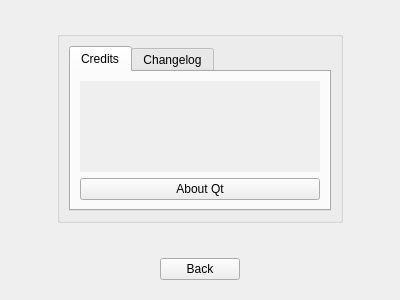
The window that src/CreditsScreen.ui (RemotelyChaotic/JOIPEngine) describes before a commit, drawn with Qt 5.
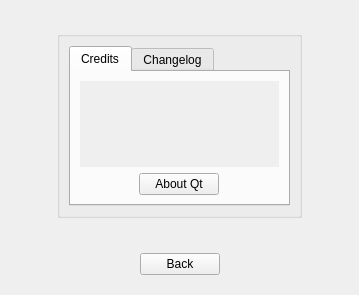
The same window after the commit. Custom widgets are drawn as their Qt base class.

```diff
--- a/src/CreditsScreen.ui
+++ b/src/CreditsScreen.ui
@@ -6,8 +6,8 @@
    <rect>
     <x>0</x>
     <y>0</y>
-    <width>400</width>
-    <height>300</height>
+    <width>359</width>
+    <height>295</height>
    </rect>
   </property>
   <property name="windowTitle">
@@ -49,8 +49,8 @@
               <rect>
                <x>0</x>
                <y>0</y>
-               <width>246</width>
-               <height>90</height>
+               <width>205</width>
+               <height>85</height>
               </rect>
              </property>
              <layout class="QVBoxLayout" name="verticalLayout_2">
@@ -100,6 +100,12 @@
              </property>
              <item row="1" column="0">
               <widget class="QPushButton" name="pAboutQtButton">
+               <property name="sizePolicy">
+                <sizepolicy hsizetype="Fixed" vsizetype="Fixed">
+                 <horstretch>0</horstretch>
+                 <verstretch>0</verstretch>
+                </sizepolicy>
+               </property>
                <property name="text">
                 <string>About Qt</string>
                </property>
@@ -181,7 +187,7 @@
       <enum>Qt::Vertical</enum>
      </property>
      <property name="sizeType">
-      <enum>QSizePolicy::Fixed</enum>
+      <enum>QSizePolicy::Maximum</enum>
      </property>
      <property name="sizeHint" stdset="0">
       <size>
@@ -197,7 +203,7 @@
       <enum>Qt::Vertical</enum>
      </property>
      <property name="sizeType">
-      <enum>QSizePolicy::Fixed</enum>
+      <enum>QSizePolicy::Maximum</enum>
      </property>
      <property name="sizeHint" stdset="0">
       <size>
@@ -213,7 +219,7 @@
       <enum>Qt::Horizontal</enum>
      </property>
      <property name="sizeType">
-      <enum>QSizePolicy::Fixed</enum>
+      <enum>QSizePolicy::Maximum</enum>
      </property>
      <property name="sizeHint" stdset="0">
       <size>
@@ -229,7 +235,7 @@
       <enum>Qt::Horizontal</enum>
      </property>
      <property name="sizeType">
-      <enum>QSizePolicy::Fixed</enum>
+      <enum>QSizePolicy::Maximum</enum>
      </property>
      <property name="sizeHint" stdset="0">
       <size>
```
Left out of the diff: 4 changed lines with no effect on the pictures.
